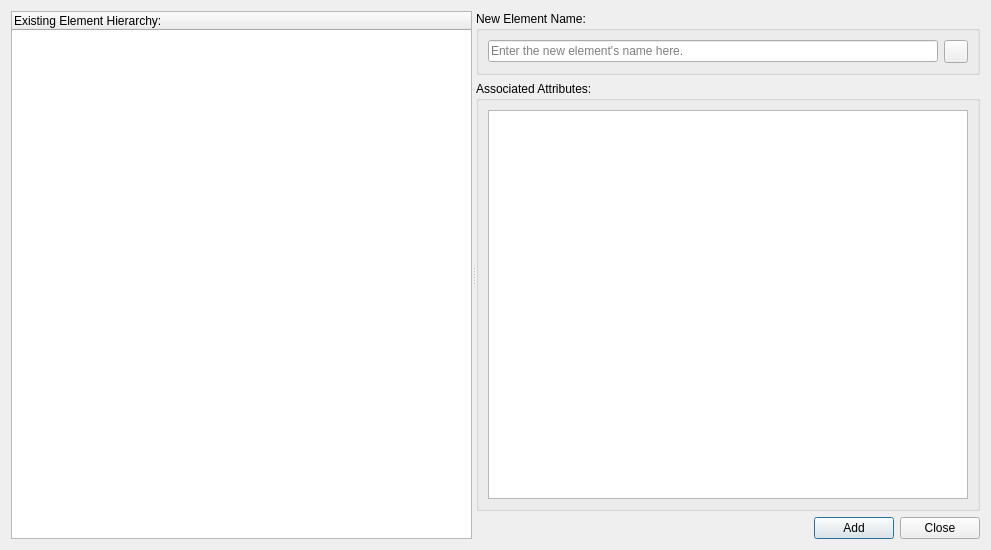
goblincoding/xmlmill, file GCXMLGenerator/forms/gcadditemsform.ui: the form before one commit.
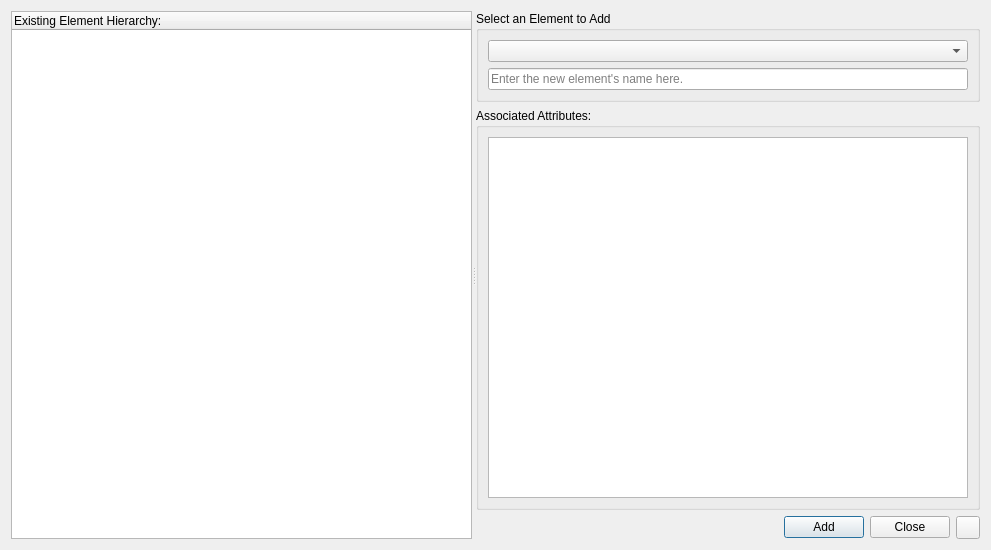
The form after the commit. Icons and pictures are not drawn.

Commit message: Added functionality to allow a user to add existing elements as children to other elements.

What changed in the file:
```diff
--- a/GCXMLGenerator/forms/gcadditemsform.ui
+++ b/GCXMLGenerator/forms/gcadditemsform.ui
@@ -56,9 +56,15 @@
        <item>
         <widget class="QGroupBox" name="elementGroupBox">
          <property name="title">
-          <string>New Element Name:</string>
+          <string>Select an Element to Add</string>
          </property>
-         <layout class="QHBoxLayout" name="elementLayout">
+         <layout class="QVBoxLayout" name="groupBoxLayout" stretch="0,0">
+          <property name="leftMargin">
+           <number>9</number>
+          </property>
+          <item>
+           <widget class="QComboBox" name="comboBox"/>
+          </item>
           <item>
            <widget class="QLineEdit" name="lineEdit">
             <property name="whatsThis">
@@ -69,20 +75,6 @@
             </property>
            </widget>
           </item>
-          <item>
-           <widget class="QToolButton" name="helpToolButton">
-            <property name="whatsThis">
-             <string>Display a detailed &quot;How To&quot;.</string>
-            </property>
-            <property name="text">
-             <string/>
-            </property>
-            <property name="icon">
-             <iconset resource="../resources/gcresources.qrc">
-              <normaloff>:/resources/helpicon.png</normaloff>:/resources/helpicon.png</iconset>
-            </property>
-           </widget>
-          </item>
          </layout>
         </widget>
        </item>
@@ -140,6 +132,20 @@
            </property>
           </widget>
          </item>
+         <item>
+          <widget class="QToolButton" name="helpToolButton">
+           <property name="whatsThis">
+            <string>Display a detailed &quot;How To&quot;.</string>
+           </property>
+           <property name="text">
+            <string/>
+           </property>
+           <property name="icon">
+            <iconset resource="../resources/gcresources.qrc">
+             <normaloff>:/resources/helpicon.png</normaloff>:/resources/helpicon.png</iconset>
+           </property>
+          </widget>
+         </item>
         </layout>
        </item>
       </layout>
```
Left out of the diff: 7 changed lines with no effect on the pictures. The commit also changes 2 other files.
